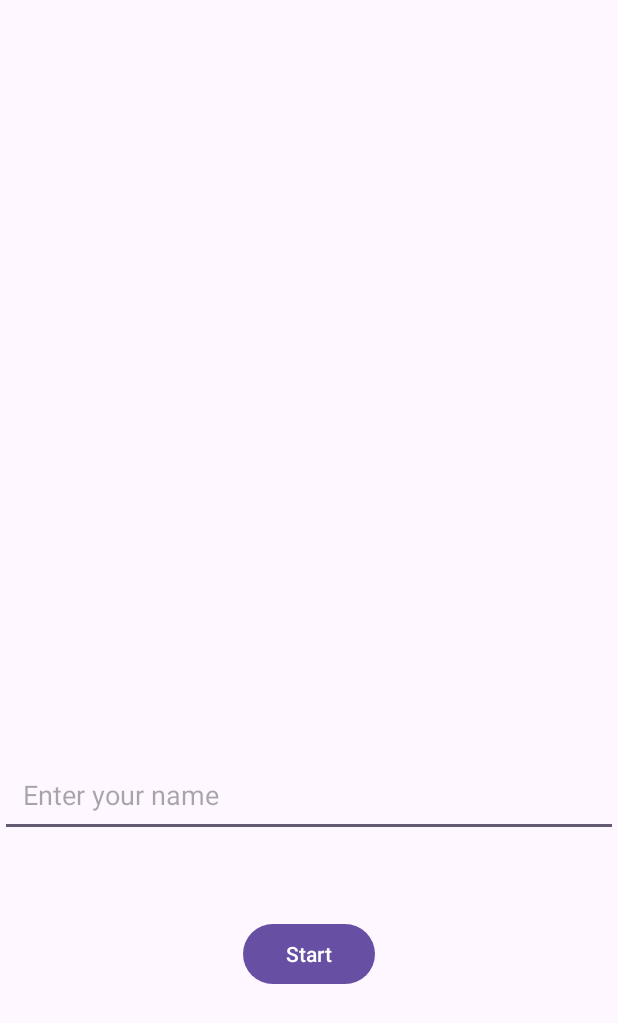
After one commit to batooldshilleh/TrainingTasks, an Android app: the FragmantApp screen opened directly, with no data from a screen before it, on a phone screen of 412 x 824 dp. The commit adds this screen. Shown: the top 1023 px of the screen. Run offline under Robolectric (Android 15) with nearby library versions, the phone set to English and light mode, and no system bars.

Commit message:
fragment app

```diff
--- a/app/src/main/AndroidManifest.xml
+++ b/app/src/main/AndroidManifest.xml
@@ -12,6 +12,9 @@
         android:supportsRtl="true"
         android:theme="@style/Theme.Tasks"
         tools:targetApi="31">
+        <activity
+            android:name=".FragmantApp"
+            android:exported="false" />
         <activity
             android:name=".Navigation"
             android:exported="false" />
--- /dev/null
+++ b/app/src/main/java/com/example/tasks/FragmantApp.kt
@@ -0,0 +1,54 @@
+package com.example.tasks
+
+import android.os.Bundle
+import android.widget.Button
+import android.widget.EditText
+import androidx.activity.enableEdgeToEdge
+import androidx.appcompat.app.AppCompatActivity
+import androidx.core.view.ViewCompat
+import androidx.core.view.WindowInsetsCompat
+import androidx.fragment.app.FragmentContainerView
+
+class FragmantApp : AppCompatActivity() {
+    private lateinit var btnNextActivity: Button
+    private lateinit var teName: EditText
+    private lateinit var fcvFragments: FragmentContainerView
+
+    override fun onCreate(savedInstanceState: Bundle?) {
+        super.onCreate(savedInstanceState)
+        enableEdgeToEdge()
+        setContentView(R.layout.activity_fragmant_app)
+
+        initViews()
+        setupClickListeners()
+    }
+
+    private fun initViews() {
+        btnNextActivity = findViewById(R.id.btnFragmint1)
+        teName = findViewById(R.id.etName)
+        fcvFragments = findViewById(R.id.fcvFragmints)
+    }
+
+    private fun setupClickListeners() {
+        btnNextActivity.setOnClickListener {
+            val name = teName.text.toString()
+            val bundle = Bundle().apply {
+                putString("name", name)
+            }
+            val fragmentA = FragmentA().apply {
+                arguments = bundle
+            }
+            supportFragmentManager.beginTransaction().apply {
+                setCustomAnimations(
+                    R.anim.slide_in_right,
+                    R.anim.slide_out_right
+                )
+                replace(R.id.fcvFragmints, fragmentA)
+                addToBackStack("activity_main")
+                setReorderingAllowed(true)
+                commit()
+            }
+        }
+    }
+
+}
--- /dev/null
+++ b/app/src/main/res/anim/slide_in_right.xml
@@ -0,0 +1,7 @@
+<?xml version="1.0" encoding="utf-8"?>
+<set xmlns:android="http://schemas.android.com/apk/res/android">
+    <translate
+        android:duration="300"
+        android:fromXDelta="100%"
+        android:toXDelta="0%" />
+</set>
--- /dev/null
+++ b/app/src/main/res/anim/slide_out_right.xml
@@ -0,0 +1,7 @@
+<?xml version="1.0" encoding="utf-8"?>
+<set xmlns:android="http://schemas.android.com/apk/res/android">
+    <translate
+        android:duration="300"
+        android:fromXDelta="0%"
+        android:toXDelta="100%" />
+</set>
--- /dev/null
+++ b/app/src/main/res/layout/activity_fragmant_app.xml
@@ -0,0 +1,48 @@
+<?xml version="1.0" encoding="utf-8"?>
+<androidx.constraintlayout.widget.ConstraintLayout xmlns:android="http://schemas.android.com/apk/res/android"
+    xmlns:app="http://schemas.android.com/apk/res-auto"
+    xmlns:tools="http://schemas.android.com/tools"
+    android:id="@+id/main"
+    android:layout_width="match_parent"
+    android:layout_height="match_parent"
+    tools:context=".FragmantApp">
+
+    <androidx.fragment.app.FragmentContainerView
+        android:id="@+id/fcvFragmints"
+        android:layout_width="0dp"
+        android:layout_height="0dp"
+        app:layout_constraintBottom_toTopOf="@+id/guideline"
+        app:layout_constraintEnd_toEndOf="parent"
+        app:layout_constraintStart_toStartOf="parent"
+        app:layout_constraintTop_toTopOf="parent" />
+
+
+    <androidx.constraintlayout.widget.Guideline
+        android:id="@+id/guideline"
+        android:layout_width="wrap_content"
+        android:layout_height="wrap_content"
+        android:orientation="horizontal"
+        app:layout_constraintGuide_begin="448dp" />
+
+    <EditText
+        android:id="@+id/etName"
+        android:layout_width="0dp"
+        android:layout_height="56dp"
+        app:layout_constraintBottom_toTopOf="@+id/btnFragmint1"
+        app:layout_constraintEnd_toEndOf="parent"
+        app:layout_constraintStart_toStartOf="parent"
+        app:layout_constraintTop_toTopOf="@+id/guideline"
+        android:hint="@string/name"
+        android:padding="15dp"
+        android:inputType="text"/>
+
+    <Button
+        android:id="@+id/btnFragmint1"
+        android:layout_width="wrap_content"
+        android:layout_height="wrap_content"
+        android:text="@string/activity_button"
+        app:layout_constraintBottom_toBottomOf="parent"
+        app:layout_constraintEnd_toEndOf="parent"
+        app:layout_constraintStart_toStartOf="parent"
+        app:layout_constraintTop_toBottomOf="@+id/fcvFragmints" />
+</androidx.constraintlayout.widget.ConstraintLayout>
```
Also changed, not shown: app/src/main/java/com/example/tasks/FragmentA.kt (added, +66 -0 lines), app/src/main/java/com/example/tasks/FragmentB.kt (added, +64 -0 lines), app/src/main/java/com/example/tasks/FragmentC.kt (added, +40 -0 lines), app/src/main/java/com/example/tasks/MainActivity.kt (+10 -0 lines), app/src/main/res/anim/slide_in_left.xml (added, +7 -0 lines), app/src/main/res/anim/slide_out_left.xml (added, +7 -0 lines), app/src/main/res/layout/fragment_a.xml (added, +56 -0 lines), app/src/main/res/layout/fragment_b.xml (added, +55 -0 lines), app/src/main/res/layout/fragment_c.xml (added, +34 -0 lines), app/src/main/res/values/strings.xml (+14 -0 lines).
